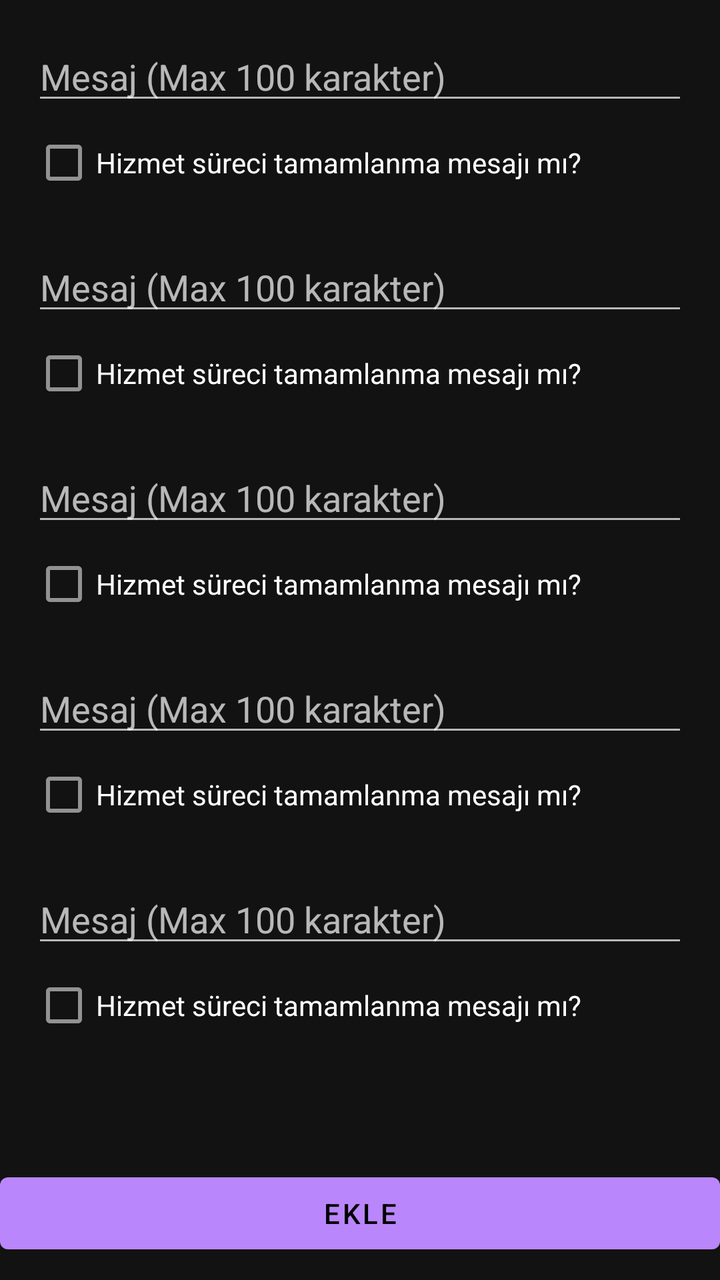
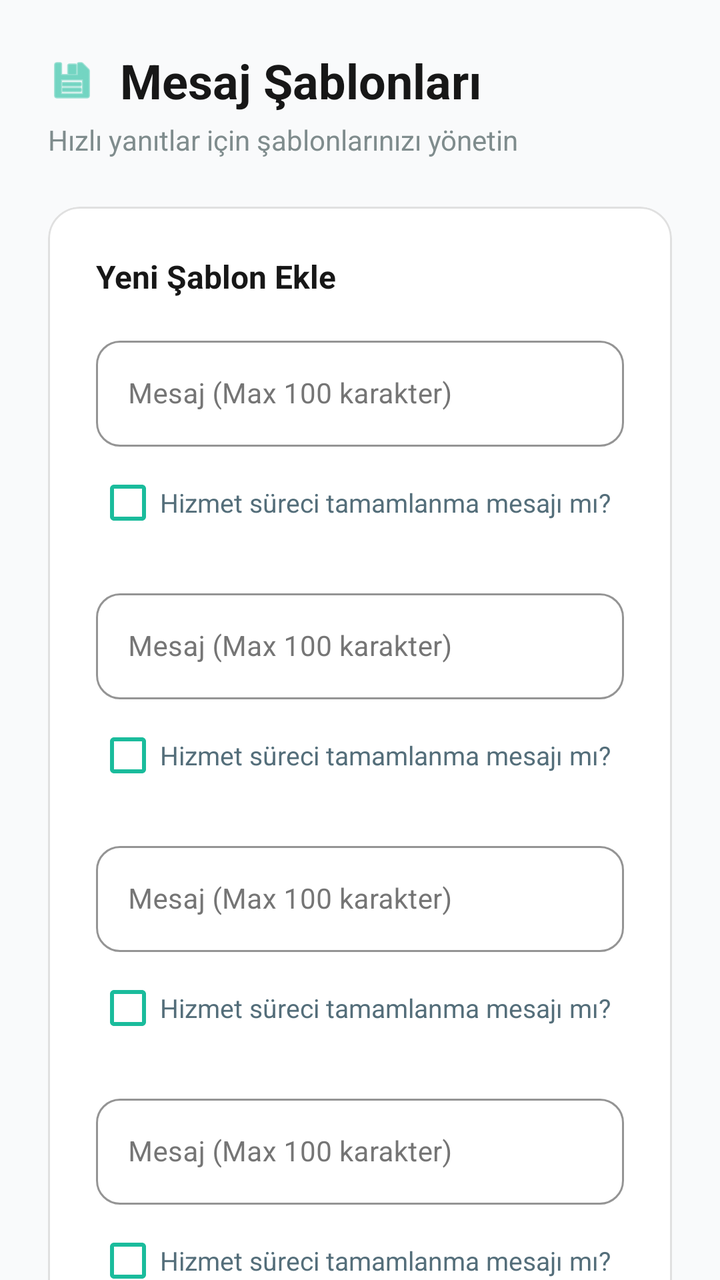

Two renders of the same Android screen: before a commit and after it. Below are the layout's source before the change and the commit's diff.
<!-- AndroidManifest.xml: application theme Theme.MaterialComponents.NoActionBar -->
<!-- res/layout/activity_merchant_message_templates.xml -->
<?xml version="1.0" encoding="utf-8"?>
<LinearLayout xmlns:android="http://schemas.android.com/apk/res/android"
    android:layout_width="match_parent"
    android:layout_height="match_parent"
    android:orientation="vertical"
    android:fitsSystemWindows="true">

    <LinearLayout
        android:orientation="vertical"
        android:padding="16dp"
        android:id="@+id/rootLayout"
        android:layout_width="match_parent"
        android:layout_height="wrap_content">

        
        <include layout="@layout/item_message_template" />
        <include layout="@layout/item_message_template" />
        <include layout="@layout/item_message_template" />
        <include layout="@layout/item_message_template" />
        <include layout="@layout/item_message_template" />

    </LinearLayout>

    <Button
        android:id="@+id/btnAddTemplates"
        android:layout_width="match_parent"
        android:layout_height="wrap_content"
        android:text="@string/home_button_only_add"
        android:layout_marginTop="24dp"/>

    <TextView
        android:layout_width="wrap_content"
        android:layout_height="wrap_content"
        android:text="@string/saved_message_templates"
        android:textStyle="bold"
        android:textSize="16sp"
        android:layout_marginTop="32dp"/>

    <LinearLayout
        android:id="@+id/llExistingTemplates"
        android:orientation="vertical"
        android:layout_width="match_parent"
        android:layout_height="wrap_content"
        android:layout_marginTop="8dp"/>

</LinearLayout>
<!-- res/layout/item_message_template.xml (included above) -->
<?xml version="1.0" encoding="utf-8"?>
<LinearLayout xmlns:android="http://schemas.android.com/apk/res/android"
    android:orientation="vertical"
    android:layout_width="match_parent"
    android:layout_height="wrap_content"
    android:layout_marginBottom="16dp"
    android:fitsSystemWindows="true">

    <EditText
        android:id="@+id/etMessage"
        android:layout_width="match_parent"
        android:layout_height="wrap_content"
        android:hint="@string/template_hint_text"
        android:maxLength="100"/>

    <LinearLayout
        android:orientation="horizontal"
        android:layout_width="wrap_content"
        android:layout_height="wrap_content">

        <CheckBox
            android:id="@+id/cbFinish"
            android:layout_width="wrap_content"
            android:layout_height="wrap_content"
            android:text="@string/template_checkbox_text"/>
    </LinearLayout>

</LinearLayout>
<!-- resources referenced by this layout -->
<resources>
  <string name="home_button_only_add">Ekle</string>
  <string name="saved_message_templates">Kayıtlı Mesaj Şablonları</string>
  <string name="template_checkbox_text">Hizmet süreci tamamlanma mesajı mı?</string>
  <string name="template_hint_text">Mesaj (Max 100 karakter)</string>
</resources>

<!-- the commit's change to res/layout/activity_merchant_message_templates.xml (unified diff, before → after) -->
@@ -1,75 +1,199 @@
 <?xml version="1.0" encoding="utf-8"?>
-<LinearLayout xmlns:android="http://schemas.android.com/apk/res/android"
+<androidx.core.widget.NestedScrollView
+    xmlns:android="http://schemas.android.com/apk/res/android"
+    xmlns:app="http://schemas.android.com/apk/res-auto"
     android:layout_width="match_parent"
     android:layout_height="match_parent"
-    android:orientation="vertical"
+    android:background="#F9FAFB"
+    android:clipToPadding="false"
     android:fitsSystemWindows="true">
 
     <LinearLayout
+        android:layout_width="match_parent"
+        android:layout_height="wrap_content"
         android:orientation="vertical"
-        android:padding="16dp"
-        android:id="@+id/rootLayout"
-        android:layout_width="match_parent"
-        android:layout_height="wrap_content">
+        android:paddingBottom="50dp">
 
-        
-        <include layout="@layout/item_message_template" />
-        <include layout="@layout/item_message_template" />
-        <include layout="@layout/item_message_template" />
-        <include layout="@layout/item_message_template" />
-        <include layout="@layout/item_message_template" />
+        <LinearLayout
+            android:id="@+id/headerContainer"
+            android:layout_width="match_parent"
+            android:layout_height="wrap_content"
+            android:orientation="vertical"
+            android:padding="24dp">
+
+            <LinearLayout
+                android:layout_width="wrap_content"
+                android:layout_height="wrap_content"
+                android:gravity="center_vertical">
+
+                <ImageView
+                    android:layout_width="24dp"
+                    android:layout_height="24dp"
+                    android:src="@android:drawable/ic_menu_save"
+                    app:tint="#1ABC9C"/>
+
+                <TextView
+                    android:layout_width="wrap_content"
+                    android:layout_height="wrap_content"
+                    android:layout_marginStart="12dp"
+                    android:text="@string/templates_page_title"
+                    android:textSize="24sp"
+                    android:textStyle="bold"
+                    android:textColor="#171717"/>
+            </LinearLayout>
+
+            <TextView
+                android:layout_width="wrap_content"
+                android:layout_height="wrap_content"
+                android:layout_marginTop="4dp"
+                android:text="@string/templates_page_subtitle"
+                android:textSize="14sp"
+                android:textColor="#7F8C8D"/>
+        </LinearLayout>
+
+        <com.google.android.material.card.MaterialCardView
+            android:layout_width="match_parent"
+            android:layout_height="wrap_content"
+            android:layout_marginHorizontal="24dp"
+            app:cardCornerRadius="16dp"
+            app:cardElevation="0dp"
+            app:strokeWidth="1dp"
+            app:strokeColor="#E0E0E0"
+            app:cardBackgroundColor="#FFFFFF">
+
+            <LinearLayout
+                android:layout_width="match_parent"
+                android:layout_height="wrap_content"
+                android:orientation="vertical"
+                android:padding="24dp">
+
+                <TextView
+                    android:layout_width="wrap_content"
+                    android:layout_height="wrap_content"
+                    android:text="@string/templates_section_new"
+                    android:textStyle="bold"
+                    android:textColor="#171717"
+                    android:textSize="16sp"
+                    android:layout_marginBottom="16dp"/>
+
+                <LinearLayout
+                    android:id="@+id/rootLayout"
+                    android:layout_width="match_parent"
+                    android:layout_height="wrap_content"
+                    android:orientation="vertical"
+                    android:theme="@style/ThemeOverlay.AppCompat.Light">
+
+                    <include layout="@layout/item_message_template" />
+                    <include layout="@layout/item_message_template" />
+                    <include layout="@layout/item_message_template" />
+                    <include layout="@layout/item_message_template" />
+                    <include layout="@layout/item_message_template" />
+
+                </LinearLayout>
+
+                <com.google.android.material.button.MaterialButton
+                    android:id="@+id/btnAddTemplates"
+                    android:layout_width="match_parent"
+                    android:layout_height="56dp"
+                    android:layout_marginTop="24dp"
+                    android:text="@string/home_button_only_add"
+                    android:textSize="16sp"
+                    android:textStyle="bold"
+                    android:textColor="#FFFFFF"
+                    app:backgroundTint="#1ABC9C"
+                    app:cornerRadius="28dp"
+                    app:icon="@android:drawable/ic_menu_add"
+                    app:iconGravity="textStart"
+                    app:iconTint="#FFFFFF"/>
+
+            </LinearLayout>
+        </com.google.android.material.card.MaterialCardView>
+
+        <LinearLayout
+            android:layout_width="match_parent"
+            android:layout_height="wrap_content"
+            android:orientation="vertical"
+            android:paddingHorizontal="24dp"
+            android:layout_marginTop="32dp">
+
+            <LinearLayout
+                android:layout_width="wrap_content"
+                android:layout_height="wrap_content"
+                android:gravity="center_vertical"
+                android:layout_marginBottom="12dp">
+
+                <ImageView
+                    android:layout_width="20dp"
+                    android:layout_height="20dp"
+                    android:src="@android:drawable/ic_menu_sort_by_size"
+                    app:tint="#546E7A"/>
+
+                <TextView
+                    android:layout_width="wrap_content"
+                    android:layout_height="wrap_content"
+                    android:layout_marginStart="8dp"
+                    android:text="@string/saved_message_templates"
+                    android:textStyle="bold"
+                    android:textSize="16sp"
+                    android:textColor="#546E7A"/>
+            </LinearLayout>
+
+            <LinearLayout
+                android:id="@+id/llExistingTemplates"
+                android:layout_width="match_parent"
+                android:layout_height="wrap_content"
+                android:orientation="vertical"/>
+
+        </LinearLayout>
 
     </LinearLayout>
-
-    <Button
-        android:id="@+id/btnAddTemplates"
-        android:layout_width="match_parent"
-        android:layout_height="wrap_content"
-        android:text="@string/home_button_only_add"
-        android:layout_marginTop="24dp"/>
-
-    <TextView
-        android:layout_width="wrap_content"
-        android:layout_height="wrap_content"
-        android:text="@string/saved_message_templates"
-        android:textStyle="bold"
-        android:textSize="16sp"
-        android:layout_marginTop="32dp"/>
-
-    <LinearLayout
-        android:id="@+id/llExistingTemplates"
-        android:orientation="vertical"
-        android:layout_width="match_parent"
-        android:layout_height="wrap_content"
-        android:layout_marginTop="8dp"/>
-
-</LinearLayout>
+</androidx.core.widget.NestedScrollView>
 <!-- res/layout/item_message_template.xml (included above) -->
 <?xml version="1.0" encoding="utf-8"?>
 <LinearLayout xmlns:android="http://schemas.android.com/apk/res/android"
-    android:orientation="vertical"
+    xmlns:app="http://schemas.android.com/apk/res-auto"
     android:layout_width="match_parent"
     android:layout_height="wrap_content"
-    android:layout_marginBottom="16dp"
-    android:fitsSystemWindows="true">
+    android:orientation="vertical"
+    android:layout_marginBottom="16dp">
 
-    <EditText
+    <com.google.android.material.textfield.TextInputLayout
+        android:layout_width="match_parent"
+        android:layout_height="wrap_content"
+        android:hint="@string/template_hint_text"
+        style="@style/Widget.MaterialComponents.TextInputLayout.OutlinedBox"
+        app:boxStrokeColor="#1ABC9C"
+        app:hintTextColor="#1ABC9C"
+        android:textColorHint="#757575"
+        app:boxCornerRadiusTopStart="12dp"
+        app:boxCornerRadiusTopEnd="12dp"
+        app:boxCornerRadiusBottomStart="12dp"
+        app:boxCornerRadiusBottomEnd="12dp"
+        android:theme="@style/ThemeOverlay.AppCompat.Light"> <com.google.android.material.textfield.TextInputEditText
         android:id="@+id/etMessage"
         android:layout_width="match_parent"
         android:layout_height="wrap_content"
-        android:hint="@string/template_hint_text"
-        android:maxLength="100"/>
+        android:maxLength="100"
+        android:inputType="textMultiLine"
+        android:textColor="#171717"
+        android:textSize="14sp"/>
+
+    </com.google.android.material.textfield.TextInputLayout>
 
     <LinearLayout
-        android:orientation="horizontal"
         android:layout_width="wrap_content"
-        android:layout_height="wrap_content">
+        android:layout_height="wrap_content"
+        android:layout_marginTop="4dp"
+        android:gravity="center_vertical"
+        android:orientation="horizontal">
 
         <CheckBox
             android:id="@+id/cbFinish"
             android:layout_width="wrap_content"
             android:layout_height="wrap_content"
-            android:text="@string/template_checkbox_text"/>
-    </LinearLayout>
+            android:text="@string/template_checkbox_text"
+            android:textColor="#546E7A"
+            android:textSize="13sp"
+            android:buttonTint="#1ABC9C"/> </LinearLayout>
 
 </LinearLayout>
<!-- resource entries referenced after the edit -->
@@ -4,5 +4,8 @@
   <string name="saved_message_templates">Kayıtlı Mesaj Şablonları</string>
   <string name="template_checkbox_text">Hizmet süreci tamamlanma mesajı mı?</string>
   <string name="template_hint_text">Mesaj (Max 100 karakter)</string>
+  <string name="templates_page_subtitle">Hızlı yanıtlar için şablonlarınızı yönetin</string>
+  <string name="templates_page_title">Mesaj Şablonları</string>
+  <string name="templates_section_new">Yeni Şablon Ekle</string>
 </resources>
 
